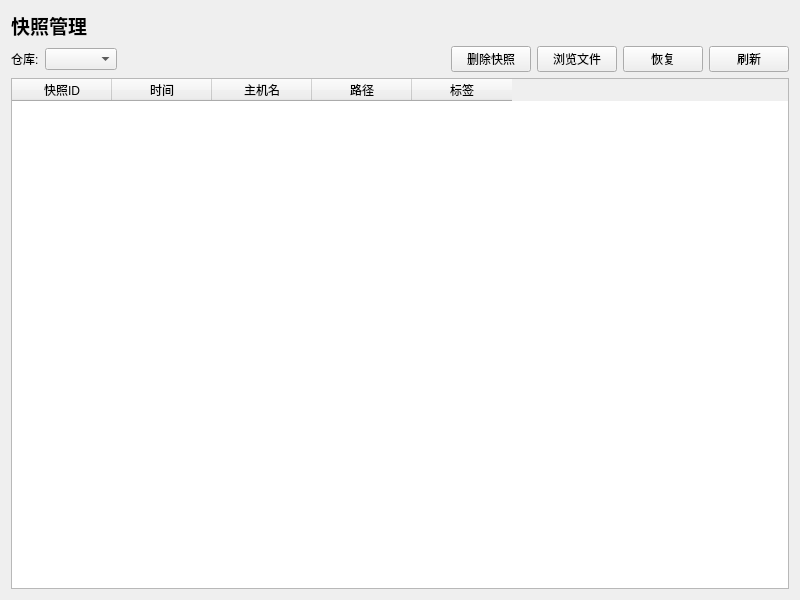
zhanglt/restic-gui, file src/ui/pages/SnapshotPage.ui: the form before one commit.
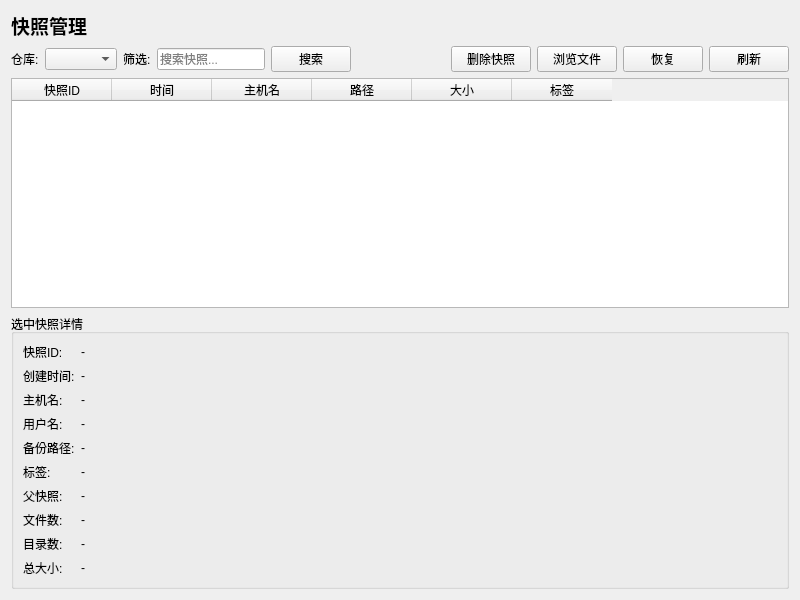
The form after the commit.

Commit message: 优化快照管理界面

```diff
--- a/src/ui/pages/SnapshotPage.ui
+++ b/src/ui/pages/SnapshotPage.ui
@@ -41,6 +41,30 @@
        </property>
       </widget>
      </item>
+     <item>
+      <widget class="QLabel" name="label_filter">
+       <property name="text">
+        <string>筛选:</string>
+       </property>
+      </widget>
+     </item>
+     <item>
+      <widget class="QLineEdit" name="filterEdit">
+       <property name="placeholderText">
+        <string>搜索快照...</string>
+       </property>
+       <property name="minimumWidth">
+        <number>150</number>
+       </property>
+      </widget>
+     </item>
+     <item>
+      <widget class="QPushButton" name="searchButton">
+       <property name="text">
+        <string>搜索</string>
+       </property>
+      </widget>
+     </item>
      <item>
       <spacer name="horizontalSpacer">
        <property name="orientation">
@@ -124,6 +148,11 @@
        <string>路径</string>
       </property>
      </column>
+     <column>
+      <property name="text">
+       <string>大小</string>
+      </property>
+     </column>
      <column>
       <property name="text">
        <string>标签</string>
@@ -131,6 +160,162 @@
      </column>
     </widget>
    </item>
+   <item>
+    <widget class="QGroupBox" name="detailsGroup">
+     <property name="title">
+      <string>选中快照详情</string>
+     </property>
+     <layout class="QVBoxLayout" name="verticalLayout_details">
+      <item>
+       <layout class="QFormLayout" name="formLayout">
+        <item row="0" column="0">
+         <widget class="QLabel" name="label_snapshotId">
+          <property name="text">
+           <string>快照ID:</string>
+          </property>
+         </widget>
+        </item>
+        <item row="0" column="1">
+         <widget class="QLabel" name="detailSnapshotIdLabel">
+          <property name="text">
+           <string>-</string>
+          </property>
+         </widget>
+        </item>
+        <item row="1" column="0">
+         <widget class="QLabel" name="label_createTime">
+          <property name="text">
+           <string>创建时间:</string>
+          </property>
+         </widget>
+        </item>
+        <item row="1" column="1">
+         <widget class="QLabel" name="detailCreateTimeLabel">
+          <property name="text">
+           <string>-</string>
+          </property>
+         </widget>
+        </item>
+        <item row="2" column="0">
+         <widget class="QLabel" name="label_hostname">
+          <property name="text">
+           <string>主机名:</string>
+          </property>
+         </widget>
+        </item>
+        <item row="2" column="1">
+         <widget class="QLabel" name="detailHostnameLabel">
+          <property name="text">
+           <string>-</string>
+          </property>
+         </widget>
+        </item>
+        <item row="3" column="0">
+         <widget class="QLabel" name="label_username">
+          <property name="text">
+           <string>用户名:</string>
+          </property>
+         </widget>
+        </item>
+        <item row="3" column="1">
+         <widget class="QLabel" name="detailUsernameLabel">
+          <property name="text">
+           <string>-</string>
+          </property>
+         </widget>
+        </item>
+        <item row="4" column="0">
+         <widget class="QLabel" name="label_paths">
+          <property name="text">
+           <string>备份路径:</string>
+          </property>
+         </widget>
+        </item>
+        <item row="4" column="1">
+         <widget class="QLabel" name="detailPathsLabel">
+          <property name="text">
+           <string>-</string>
+          </property>
+          <property name="wordWrap">
+           <bool>true</bool>
+          </property>
+         </widget>
+        </item>
+        <item row="5" column="0">
+         <widget class="QLabel" name="label_tags">
+          <property name="text">
+           <string>标签:</string>
+          </property>
+         </widget>
+        </item>
+        <item row="5" column="1">
+         <widget class="QLabel" name="detailTagsLabel">
+          <property name="text">
+           <string>-</string>
+          </property>
+         </widget>
+        </item>
+        <item row="6" column="0">
+         <widget class="QLabel" name="label_parentId">
+          <property name="text">
+           <string>父快照:</string>
+          </property>
+         </widget>
+        </item>
+        <item row="6" column="1">
+         <widget class="QLabel" name="detailParentIdLabel">
+          <property name="text">
+           <string>-</string>
+          </property>
+         </widget>
+        </item>
+        <item row="7" column="0">
+         <widget class="QLabel" name="label_fileCount">
+          <property name="text">
+           <string>文件数:</string>
+          </property>
+         </widget>
+        </item>
+        <item row="7" column="1">
+         <widget class="QLabel" name="detailFileCountLabel">
+          <property name="text">
+           <string>-</string>
+          </property>
+         </widget>
+        </item>
+        <item row="8" column="0">
+         <widget class="QLabel" name="label_dirCount">
+          <property name="text">
+           <string>目录数:</string>
+          </property>
+         </widget>
+        </item>
+        <item row="8" column="1">
+         <widget class="QLabel" name="detailDirCountLabel">
+          <property name="text">
+           <string>-</string>
+          </property>
+         </widget>
+        </item>
+        <item row="9" column="0">
+         <widget class="QLabel" name="label_size">
+          <property name="text">
+           <string>总大小:</string>
+          </property>
+         </widget>
+        </item>
+        <item row="9" column="1">
+         <widget class="QLabel" name="detailSizeLabel">
+          <property name="text">
+           <string>-</string>
+          </property>
+         </widget>
+        </item>
+       </layout>
+      </item>
+     </layout>
+    </widget>
+   </item>
   </layout>
  </widget>
  <resources/>
```
Left out of the diff: 2 changed lines with no effect on the pictures. The commit also changes 2 other files.
